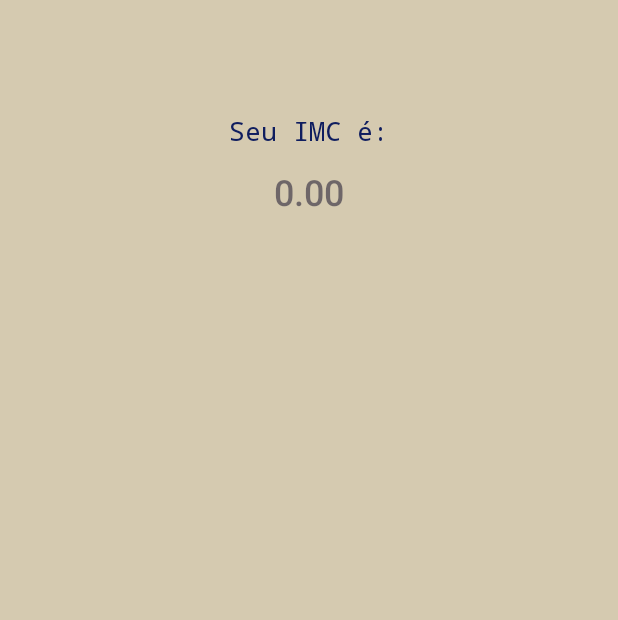
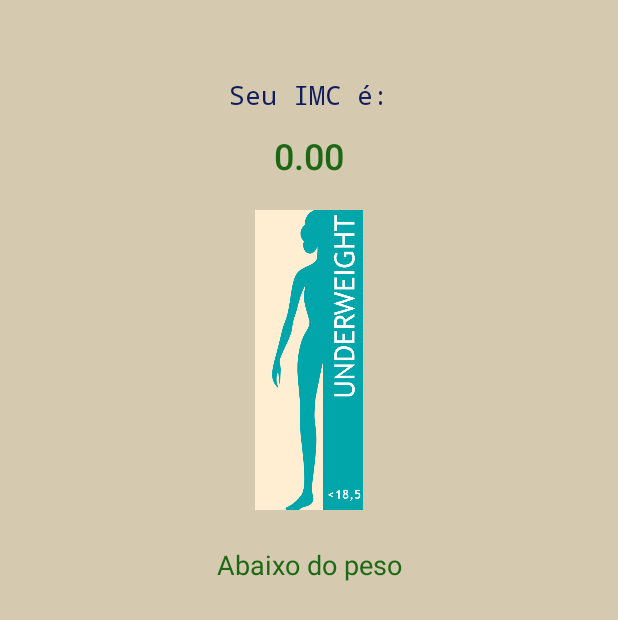
Before and after one commit to hemmerson/Calculadora_IMC_Android, an Android app: the ActivityResultado screen opened directly, with no data from a screen before it, on a phone screen of 412 x 824 dp. Shown: the top 620 px of the screen. Run offline under Robolectric (Android 15) with nearby library versions, the phone set to English and light mode, and no system bars.

Commit message:
imagens adicionadas na segunda activity com resultado do calculo

```diff
--- a/app/src/main/java/com/example/calculadoraimc/ActivityResultado.java
+++ b/app/src/main/java/com/example/calculadoraimc/ActivityResultado.java
@@ -5,12 +5,15 @@ import androidx.appcompat.app.AppCompatActivity;
 import android.annotation.SuppressLint;
 import android.content.Intent;
 import android.os.Bundle;
+import android.widget.ImageView;
 import android.widget.TextView;
 
 public class ActivityResultado extends AppCompatActivity {
 
     private TextView textViewNome;
     private TextView textViewIMC;
+    private ImageView imageViewIMC;
+    private TextView textViewResultado;
 
     @SuppressLint("DefaultLocale")
     @Override
@@ -20,18 +23,50 @@ public class ActivityResultado extends AppCompatActivity {
 
         textViewNome = findViewById(R.id.textViewNome);
         textViewIMC = findViewById(R.id.textViewIMC);
+        imageViewIMC = findViewById(R.id.imageViewIMC);
+        textViewResultado = findViewById(R.id.textViewResultado);
 
         Intent intent = getIntent();
         if (intent != null) {
             double imc = intent.getDoubleExtra("imc",0);
             textViewNome.setText(intent.getStringExtra("nome"));
-            if (imc > 25.0){
+            textViewIMC.setText(String.format("%.2f",imc));
+            if (imc < 18.5){
+                textViewIMC.setTextColor(getResources().getColor(R.color.green, null));
+                imageViewIMC.setImageResource(R.drawable.____underweight);
+                textViewResultado.setText(R.string.abaixo_do_peso);
+                textViewResultado.setTextColor(getResources().getColor(R.color.green, null));
+            }
+            else if(imc >= 18.5 && imc < 25){
+                textViewIMC.setTextColor(getResources().getColor(R.color.blue, null));
+                imageViewIMC.setImageResource(R.drawable.____normal);
+                textViewResultado.setText(R.string.peso_normal);
+                textViewResultado.setTextColor(getResources().getColor(R.color.blue, null));
+            }
+            else if(imc >= 25 && imc < 30){
+                textViewIMC.setTextColor(getResources().getColor(R.color.yellow, null));
+                imageViewIMC.setImageResource(R.drawable.____overweight);
+                textViewResultado.setText(R.string.sobrepeso);
+                textViewResultado.setTextColor(getResources().getColor(R.color.yellow, null));
+            }
+            else if(imc >= 30 && imc < 35){
                 textViewIMC.setTextColor(getResources().getColor(R.color.orange, null));
+                imageViewIMC.setImageResource(R.drawable.____obese);
+                textViewResultado.setText(R.string.obeso_I);
+                textViewResultado.setTextColor(getResources().getColor(R.color.orange, null));
             }
-            else {
-                textViewIMC.setTextColor(R.color.blue);
+            else if(imc >= 35 && imc < 40){
+                textViewIMC.setTextColor(getResources().getColor(R.color.red, null));
+                imageViewIMC.setImageResource(R.drawable.____extremaly_obese);
+                textViewResultado.setText(R.string.obeso_II);
+                textViewResultado.setTextColor(getResources().getColor(R.color.red, null));
             }
-            textViewIMC.setText(String.format("%.2f",imc));
+            else{
+                textViewIMC.setTextColor(getResources().getColor(R.color.dark_red, null));
+                imageViewIMC.setImageResource(R.drawable.____extremaly_obese);
+                textViewResultado.setText(R.string.obeso_III);
+                textViewResultado.setTextColor(getResources().getColor(R.color.dark_red, null));
+            }
         }
     }
 }
--- a/app/src/main/res/layout/activity_resultado.xml
+++ b/app/src/main/res/layout/activity_resultado.xml
@@ -27,7 +27,7 @@
         android:id="@+id/textView6"
         android:layout_width="match_parent"
         android:layout_height="wrap_content"
-        android:layout_marginTop="32dp"
+        android:layout_marginTop="8dp"
         android:fontFamily="monospace"
         android:gravity="center"
         android:text="@string/seu_imc"
@@ -53,4 +53,29 @@
         app:layout_constraintStart_toStartOf="parent"
         app:layout_constraintTop_toBottomOf="@+id/textView6" />
 
+    <ImageView
+        android:id="@+id/imageViewIMC"
+        android:layout_width="0dp"
+        android:layout_height="200dp"
+        android:layout_marginTop="20dp"
+        android:src="@drawable/____underweight"
+        app:layout_constraintEnd_toEndOf="parent"
+        app:layout_constraintHorizontal_bias="1.0"
+        app:layout_constraintStart_toStartOf="parent"
+        app:layout_constraintTop_toBottomOf="@+id/textViewIMC" />
+
+    <TextView
+        android:id="@+id/textViewResultado"
+        android:layout_width="match_parent"
+        android:layout_height="wrap_content"
+        android:layout_marginTop="24dp"
+        android:gravity="center"
+        android:text="@string/abaixo_do_peso"
+        android:textAppearance="@style/TextAppearance.AppCompat.Medium"
+        android:textColor="@color/text"
+        app:layout_constraintEnd_toEndOf="parent"
+        app:layout_constraintHorizontal_bias="0.0"
+        app:layout_constraintStart_toStartOf="parent"
+        app:layout_constraintTop_toBottomOf="@+id/imageViewIMC" />
+
 </androidx.constraintlayout.widget.ConstraintLayout>
--- a/app/src/main/res/values/colors.xml
+++ b/app/src/main/res/values/colors.xml
@@ -9,4 +9,5 @@
     <color name="yellow">#AB8E2A</color>
     <color name="orange">#E35722</color>
     <color name="red">#DF1B21</color>
+    <color name="dark_red">#B2151A</color>
 </resources>
--- a/app/src/main/res/values/strings.xml
+++ b/app/src/main/res/values/strings.xml
@@ -6,4 +6,10 @@
     <string name="digite_sua_altura">Digite sua altura (EX: 1.90):</string>
     <string name="calcular">Calcular</string>
     <string name="seu_imc">Seu IMC é:</string>
+    <string name="abaixo_do_peso">Abaixo do peso</string>
+    <string name="peso_normal">Normal</string>
+    <string name="sobrepeso">Sobrepeso</string>
+    <string name="obeso_I">Obesidade grau I</string>
+    <string name="obeso_II">Obesidade grau II</string>
+    <string name="obeso_III">Obesidade grau III</string>
 </resources>
```
Also changed, not shown: app/src/main/res/drawable/____extremaly_obese.png (added), app/src/main/res/drawable/____normal.png (added), app/src/main/res/drawable/____obese.png (added), app/src/main/res/drawable/____overweight.png (added), app/src/main/res/drawable/____underweight.png (added).
